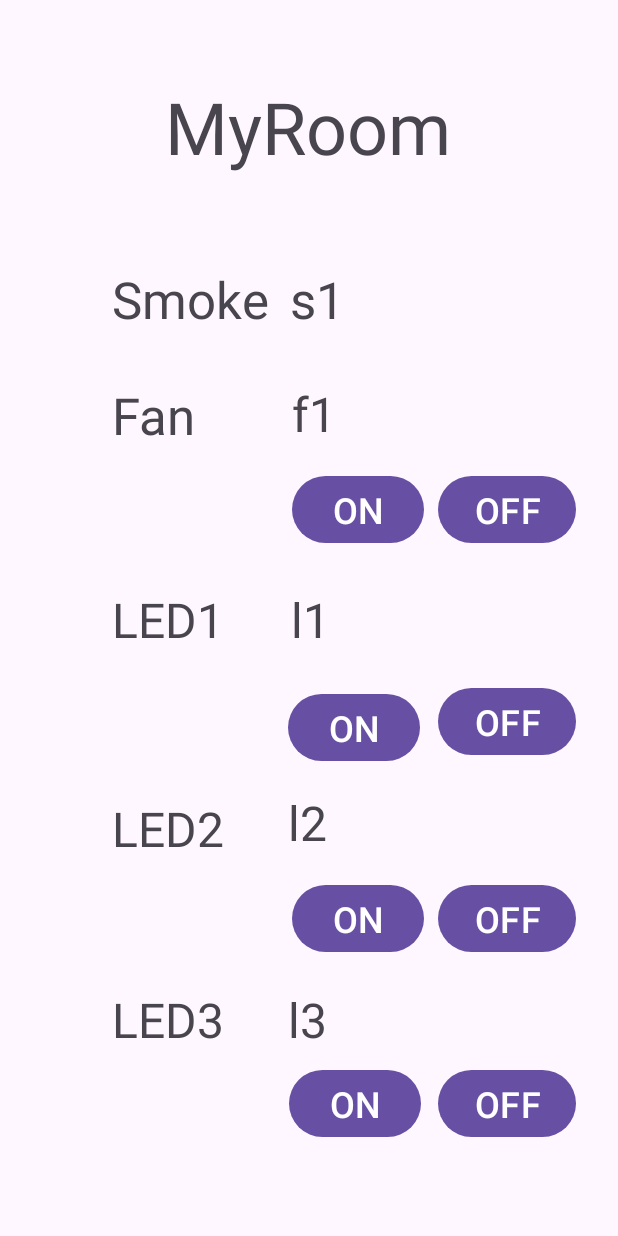
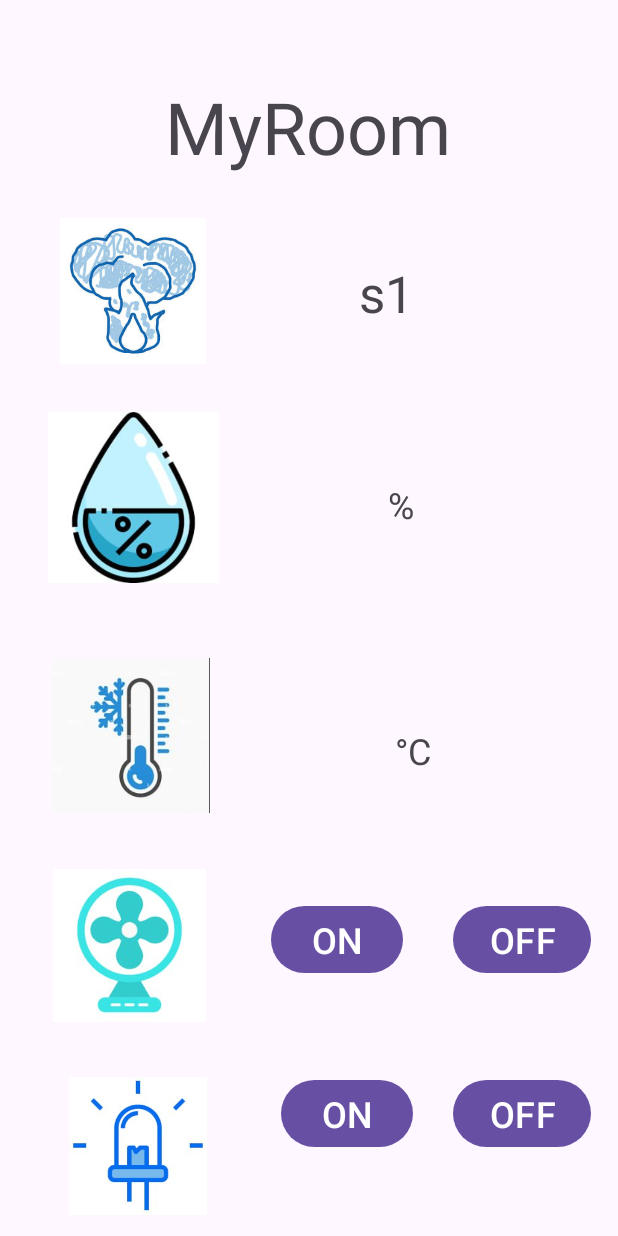
Before and after one commit to Zinger10/SMART-IOT-BEDROOM-MANAGEMENT-SYSTEM, an Android app: the layout activity_next_page.xml on its own in the app's theme, with its tools: preview values and no code run, on a phone screen of 412 x 824 dp. Run offline under Robolectric (Android 15) with nearby library versions, the phone set to English and light mode, and no system bars.

Commit message:
Add files via upload

```diff
--- a/app/src/main/res/layout/activity_next_page.xml
+++ b/app/src/main/res/layout/activity_next_page.xml
@@ -23,221 +23,149 @@
             app:layout_constraintStart_toStartOf="parent"
             app:layout_constraintTop_toTopOf="parent" />
 
-        <TextView
-            android:id="@+id/textView_smoke"
-            android:layout_width="wrap_content"
-            android:layout_height="wrap_content"
-            android:layout_marginTop="60dp"
-            android:text="@string/smoke"
-            android:textSize="34sp"
-            app:layout_constraintEnd_toEndOf="parent"
-            app:layout_constraintHorizontal_bias="0.244"
-            app:layout_constraintStart_toStartOf="parent"
-            app:layout_constraintTop_toBottomOf="@+id/textView_room" />
 
         <TextView
             android:id="@+id/textView_smokeInt"
             android:layout_width="wrap_content"
             android:layout_height="wrap_content"
-            android:layout_marginTop="60dp"
+            android:layout_marginTop="56dp"
+            android:layout_marginEnd="136dp"
             android:text="@string/s1"
             android:textSize="34sp"
             app:layout_constraintEnd_toEndOf="parent"
-            app:layout_constraintHorizontal_bias="0.071"
-            app:layout_constraintStart_toEndOf="@+id/textView_smoke"
             app:layout_constraintTop_toBottomOf="@+id/textView_room" />
-
-        <TextView
-            android:id="@+id/textView_LED1Value"
-            android:layout_width="wrap_content"
-            android:layout_height="wrap_content"
-            android:layout_marginTop="92dp"
-            android:text="@string/l1"
-            android:textSize="32sp"
-            app:layout_constraintEnd_toEndOf="parent"
-            app:layout_constraintHorizontal_bias="0.503"
-            app:layout_constraintStart_toStartOf="parent"
-            app:layout_constraintTop_toBottomOf="@+id/textView_fan" />
-
-        <TextView
-            android:id="@+id/textView_LED1"
-            android:layout_width="wrap_content"
-            android:layout_height="wrap_content"
-            android:layout_marginTop="92dp"
-            android:text="@string/led1"
-            android:textSize="32sp"
-            app:layout_constraintEnd_toEndOf="parent"
-            app:layout_constraintHorizontal_bias="0.222"
-            app:layout_constraintStart_toStartOf="parent"
-            app:layout_constraintTop_toBottomOf="@+id/textView_fan" />
 
         <Button
             android:id="@+id/button_onl1"
             android:layout_width="wrap_content"
             android:layout_height="wrap_content"
-            android:layout_marginStart="192dp"
-            android:layout_marginTop="24dp"
+            android:layout_marginTop="716dp"
             android:text="@string/on1"
             android:textSize="24sp"
+            app:layout_constraintEnd_toEndOf="parent"
+            app:layout_constraintHorizontal_bias="0.578"
             app:layout_constraintStart_toStartOf="parent"
-            app:layout_constraintTop_toBottomOf="@+id/textView_LED1Value" />
+            app:layout_constraintTop_toTopOf="parent" />
 
         <Button
             android:id="@+id/button_offl1"
             android:layout_width="wrap_content"
             android:layout_height="wrap_content"
-            android:layout_marginTop="20dp"
+            android:layout_marginTop="716dp"
             android:text="@string/off1"
             android:textSize="24sp"
             app:layout_constraintEnd_toEndOf="parent"
-            app:layout_constraintHorizontal_bias="0.912"
+            app:layout_constraintHorizontal_bias="0.943"
             app:layout_constraintStart_toStartOf="parent"
-            app:layout_constraintTop_toBottomOf="@+id/textView_LED1Value" />
-
-        <TextView
-            android:id="@+id/textView_LED2Value"
-            android:layout_width="wrap_content"
-            android:layout_height="wrap_content"
-            android:layout_marginTop="92dp"
-            android:text="@string/l2"
-            android:textSize="32sp"
-            app:layout_constraintEnd_toEndOf="parent"
-            app:layout_constraintHorizontal_bias="0.498"
-            app:layout_constraintStart_toStartOf="parent"
-            app:layout_constraintTop_toBottomOf="@+id/textView_LED1" />
-
-        <Button
-            android:id="@+id/button_onl2"
-            android:layout_width="wrap_content"
-            android:layout_height="wrap_content"
-            android:layout_marginTop="16dp"
-            android:text="@string/on2"
-            android:textSize="24sp"
-            app:layout_constraintEnd_toEndOf="parent"
-            app:layout_constraintHorizontal_bias="0.6"
-            app:layout_constraintStart_toStartOf="parent"
-            app:layout_constraintTop_toBottomOf="@+id/textView_LED2Value" />
-
-        <TextView
-            android:id="@+id/textView_LED2"
-            android:layout_width="wrap_content"
-            android:layout_height="wrap_content"
-            android:layout_marginTop="96dp"
-            android:text="@string/led2"
-            android:textSize="32sp"
-            app:layout_constraintEnd_toEndOf="parent"
-            app:layout_constraintHorizontal_bias="0.222"
-            app:layout_constraintStart_toStartOf="parent"
-            app:layout_constraintTop_toBottomOf="@+id/textView_LED1" />
-
-        <Button
-            android:id="@+id/button_offl2"
-            android:layout_width="wrap_content"
-            android:layout_height="wrap_content"
-            android:layout_marginTop="16dp"
-            android:text="@string/off2"
-            android:textSize="24sp"
-            app:layout_constraintEnd_toEndOf="parent"
-            app:layout_constraintHorizontal_bias="0.912"
-            app:layout_constraintStart_toStartOf="parent"
-            app:layout_constraintTop_toBottomOf="@+id/textView_LED2Value" />
-
-        <TextView
-            android:id="@+id/textView_LED3Value"
-            android:layout_width="wrap_content"
-            android:layout_height="wrap_content"
-            android:layout_marginTop="84dp"
-            android:text="@string/l3"
-            android:textSize="32sp"
-            app:layout_constraintEnd_toEndOf="parent"
-            app:layout_constraintHorizontal_bias="0.498"
-            app:layout_constraintStart_toStartOf="parent"
-            app:layout_constraintTop_toBottomOf="@+id/textView_LED2" />
-
-        <TextView
-            android:id="@+id/textView_LED3Int"
-            android:layout_width="wrap_content"
-            android:layout_height="wrap_content"
-            android:layout_marginTop="84dp"
-            android:text="@string/led3"
-            android:textSize="32sp"
-            app:layout_constraintEnd_toEndOf="parent"
-            app:layout_constraintHorizontal_bias="0.222"
-            app:layout_constraintStart_toStartOf="parent"
-            app:layout_constraintTop_toBottomOf="@+id/textView_LED2" />
-
-        <Button
-            android:id="@+id/button_offl3"
-            android:layout_width="wrap_content"
-            android:layout_height="wrap_content"
-            android:layout_marginTop="8dp"
-            android:text="@string/off3"
-            android:textSize="24sp"
-            app:layout_constraintEnd_toEndOf="parent"
-            app:layout_constraintHorizontal_bias="0.912"
-            app:layout_constraintStart_toStartOf="parent"
-            app:layout_constraintTop_toBottomOf="@+id/textView_LED3Value" />
-
-        <Button
-            android:id="@+id/button_onl3"
-            android:layout_width="wrap_content"
-            android:layout_height="wrap_content"
-            android:layout_marginTop="8dp"
-            android:text="@string/on3"
-            android:textSize="24sp"
-            app:layout_constraintEnd_toEndOf="parent"
-            app:layout_constraintHorizontal_bias="0.594"
-            app:layout_constraintStart_toStartOf="parent"
-            app:layout_constraintTop_toBottomOf="@+id/textView_LED3Value" />
-
-        <TextView
-            android:id="@+id/textView_fanInt"
-            android:layout_width="wrap_content"
-            android:layout_height="wrap_content"
-            android:layout_marginTop="32dp"
-            android:layout_marginEnd="188dp"
-            android:text="@string/f1"
-            android:textSize="32sp"
-            app:layout_constraintEnd_toEndOf="parent"
-            app:layout_constraintTop_toBottomOf="@+id/textView_smoke" />
+            app:layout_constraintTop_toTopOf="parent" />
 
         <Button
             android:id="@+id/button_OffF1"
             android:layout_width="wrap_content"
             android:layout_height="wrap_content"
-            android:layout_marginTop="16dp"
+            android:layout_marginTop="600dp"
+            android:layout_marginEnd="16dp"
             android:text="@string/off"
             android:textSize="24sp"
             app:layout_constraintEnd_toEndOf="parent"
-            app:layout_constraintHorizontal_bias="0.912"
-            app:layout_constraintStart_toStartOf="parent"
-            app:layout_constraintTop_toBottomOf="@+id/textView_fanInt" />
-
-        <TextView
-            android:id="@+id/textView_fan"
-            android:layout_width="wrap_content"
-            android:layout_height="wrap_content"
-            android:layout_marginTop="32dp"
-            android:text="@string/fan"
-            android:textSize="34sp"
-            app:layout_constraintEnd_toEndOf="parent"
-            app:layout_constraintHorizontal_bias="0.21"
-            app:layout_constraintStart_toStartOf="parent"
-            app:layout_constraintTop_toBottomOf="@+id/textView_smoke" />
+            app:layout_constraintHorizontal_bias="0.942"
+            app:layout_constraintStart_toEndOf="@+id/button_onF1"
+            app:layout_constraintTop_toTopOf="parent" />
 
         <Button
             android:id="@+id/button_onF1"
             android:layout_width="wrap_content"
             android:layout_height="wrap_content"
             android:layout_alignParentEnd="true"
-            android:layout_marginTop="16dp"
-            android:layout_marginEnd="103dp"
+            android:layout_marginTop="600dp"
+            android:layout_marginEnd="136dp"
             android:text="@string/on"
             android:textSize="24sp"
             app:layout_constraintEnd_toEndOf="parent"
-            app:layout_constraintHorizontal_bias="0.881"
+            app:layout_constraintHorizontal_bias="0.962"
             app:layout_constraintStart_toStartOf="parent"
-            app:layout_constraintTop_toBottomOf="@+id/textView_fanInt" />
+            app:layout_constraintTop_toTopOf="parent" />
+
+        <ImageView
+            android:id="@+id/imageView_fan"
+            android:layout_width="102dp"
+            android:layout_height="105dp"
+            android:layout_marginTop="28dp"
+            app:layout_constraintEnd_toEndOf="parent"
+            app:layout_constraintHorizontal_bias="0.113"
+            app:layout_constraintStart_toStartOf="parent"
+            app:layout_constraintTop_toBottomOf="@+id/imageViewtemp"
+            app:srcCompat="@drawable/fan" />
+
+        <ImageView
+            android:id="@+id/imageView_smoke"
+            android:layout_width="97dp"
+            android:layout_height="100dp"
+            android:layout_marginTop="144dp"
+            app:layout_constraintEnd_toEndOf="parent"
+            app:layout_constraintHorizontal_bias="0.127"
+            app:layout_constraintStart_toStartOf="parent"
+            app:layout_constraintTop_toTopOf="parent"
+            app:srcCompat="@drawable/smoke" />
+
+        <ImageView
+            android:id="@+id/imageView_led"
+            android:layout_width="92dp"
+            android:layout_height="98dp"
+            android:layout_marginTop="32dp"
+            app:layout_constraintEnd_toEndOf="parent"
+            app:layout_constraintHorizontal_bias="0.144"
+            app:layout_constraintStart_toStartOf="parent"
+            app:layout_constraintTop_toBottomOf="@+id/imageView_fan"
+            app:srcCompat="@drawable/led" />
+
+        <ImageView
+            android:id="@+id/imageViewtemp"
+            android:layout_width="105dp"
+            android:layout_height="118dp"
+            android:layout_marginTop="40dp"
+            app:layout_constraintEnd_toEndOf="parent"
+            app:layout_constraintHorizontal_bias="0.114"
+            app:layout_constraintStart_toStartOf="parent"
+            app:layout_constraintTop_toBottomOf="@+id/imageView_humidity"
+            app:srcCompat="@drawable/temp" />
+
+        <ImageView
+            android:id="@+id/imageView_humidity"
+            android:layout_width="114dp"
+            android:layout_height="119dp"
+            android:layout_marginStart="16dp"
+            android:layout_marginTop="28dp"
+            app:layout_constraintEnd_toEndOf="parent"
+            app:layout_constraintHorizontal_bias="0.056"
+            app:layout_constraintStart_toStartOf="parent"
+            app:layout_constraintTop_toBottomOf="@+id/imageView_smoke"
+            app:srcCompat="@drawable/humidity" />
+
+
+        <TextView
+            android:id="@+id/textView_tempInt"
+            android:layout_width="wrap_content"
+            android:layout_height="wrap_content"
+            android:layout_marginTop="484dp"
+            android:text=" °C"
+            android:textSize="24dp"
+            app:layout_constraintEnd_toEndOf="parent"
+            app:layout_constraintHorizontal_bias="0.673"
+            app:layout_constraintStart_toStartOf="parent"
+            app:layout_constraintTop_toTopOf="parent" />
+
+        <TextView
+            android:id="@+id/textView_HumidityInt"
+            android:layout_width="wrap_content"
+            android:layout_height="wrap_content"
+            android:layout_marginTop="320dp"
+            android:text="%"
+            android:textSize="24dp"
+            app:layout_constraintEnd_toEndOf="parent"
+            app:layout_constraintHorizontal_bias="0.656"
+            app:layout_constraintStart_toStartOf="parent"
+            app:layout_constraintTop_toTopOf="parent" />
 
 
     </androidx.constraintlayout.widget.ConstraintLayout>
```
